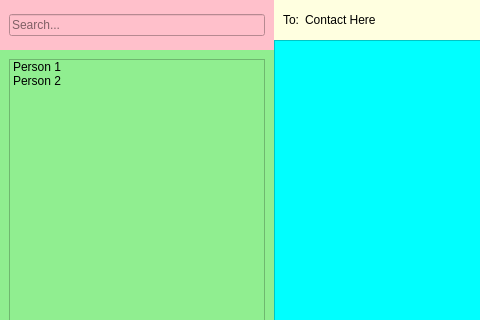
First picture: the form in ui.ui, repository amgartendev/iText, before the edit; both pictures show x 0 to 480 and y 0 to 320 of the 870 by 602 pixel window.
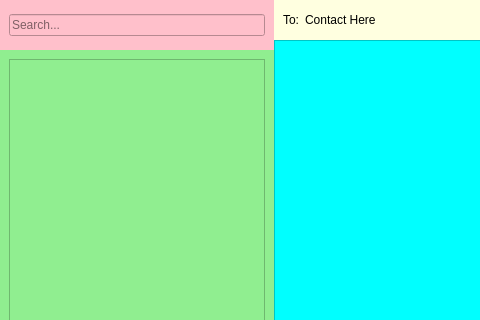
Second picture: the form after the edit. The open tabs and pages were chosen to show the change.

Commit message: populate the contacts list

What changed in the file:
```diff
--- a/ui.ui
+++ b/ui.ui
@@ -155,16 +155,11 @@
              <layout class="QVBoxLayout" name="verticalLayout_3">
               <item>
                <widget class="QListWidget" name="listWidget_contacts">
-                <item>
-                 <property name="text">
-                  <string>Person 1</string>
-                 </property>
-                </item>
-                <item>
-                 <property name="text">
-                  <string>Person 2</string>
-                 </property>
-                </item>
+                <property name="styleSheet">
+                 <string notr="true">QListWidget {
+	color: #000000;
+}</string>
+                </property>
                </widget>
               </item>
              </layout>
```
Left out of the diff: 50 changed lines with no effect on the pictures. The commit also changes 10 other files.
